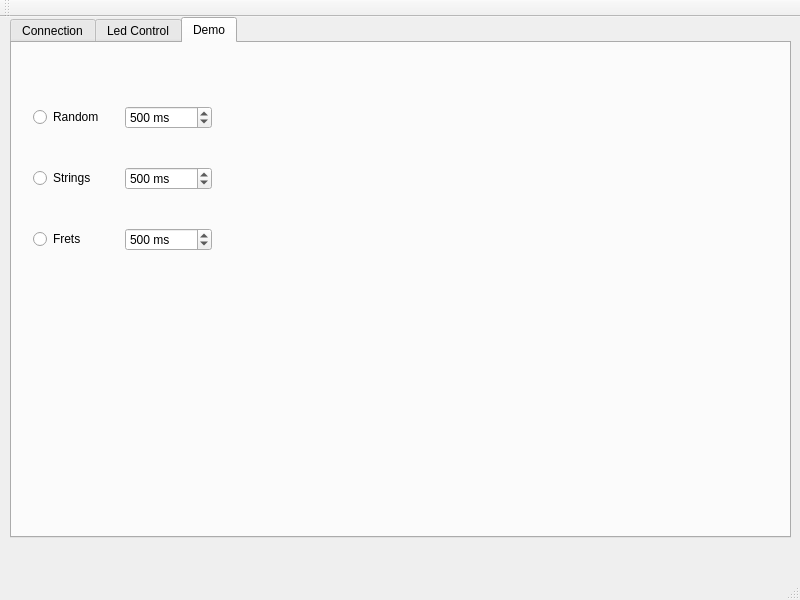
dmchel/tvtools, file mainwindow.ui: the form before one commit.
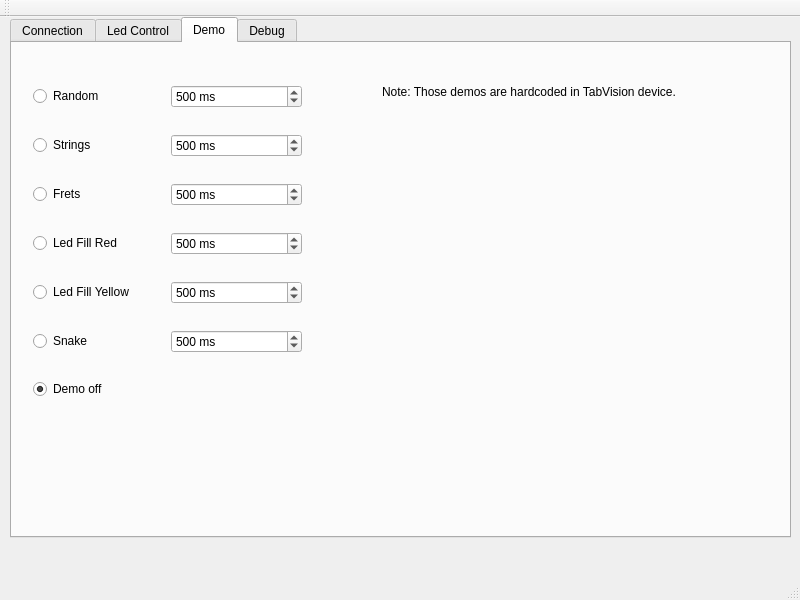
The form after the commit. The open tabs and pages were chosen to show the change.

```diff
--- a/mainwindow.ui
+++ b/mainwindow.ui
@@ -265,11 +265,14 @@
        <rect>
         <x>10</x>
         <y>20</y>
-        <width>201</width>
-        <height>231</height>
+        <width>291</width>
+        <height>361</height>
        </rect>
       </property>
       <layout class="QVBoxLayout" name="verticalLayout_3">
+       <property name="spacing">
+        <number>15</number>
+       </property>
        <item>
         <layout class="QHBoxLayout" name="horizontalLayout_5">
          <item>
@@ -351,7 +354,126 @@
          </item>
         </layout>
        </item>
+       <item>
+        <layout class="QHBoxLayout" name="horizontalLayout_9">
+         <item>
+          <widget class="QRadioButton" name="redFillRadioButton">
+           <property name="text">
+            <string>Led Fill Red</string>
+           </property>
+          </widget>
+         </item>
+         <item>
+          <widget class="QSpinBox" name="redFillSpinBox">
+           <property name="suffix">
+            <string> ms</string>
+           </property>
+           <property name="minimum">
+            <number>10</number>
+           </property>
+           <property name="maximum">
+            <number>100000</number>
+           </property>
+           <property name="value">
+            <number>500</number>
+           </property>
+          </widget>
+         </item>
+        </layout>
+       </item>
+       <item>
+        <layout class="QHBoxLayout" name="horizontalLayout_8">
+         <item>
+          <widget class="QRadioButton" name="yellowFillRadioButton">
+           <property name="text">
+            <string>Led Fill Yellow</string>
+           </property>
+          </widget>
+         </item>
+         <item>
+          <widget class="QSpinBox" name="yellowFillSpinBox">
+           <property name="suffix">
+            <string> ms</string>
+           </property>
+           <property name="minimum">
+            <number>10</number>
+           </property>
+           <property name="maximum">
+            <number>100000</number>
+           </property>
+           <property name="value">
+            <number>500</number>
+           </property>
+          </widget>
+         </item>
+        </layout>
+       </item>
+       <item>
+        <layout class="QHBoxLayout" name="horizontalLayout_10">
+         <item>
+          <widget class="QRadioButton" name="snakeRadioButton">
+           <property name="text">
+            <string>Snake</string>
+           </property>
+          </widget>
+         </item>
+         <item>
+          <widget class="QSpinBox" name="snakeSpinBox">
+           <property name="suffix">
+            <string> ms</string>
+           </property>
+           <property name="minimum">
+            <number>10</number>
+           </property>
+           <property name="maximum">
+            <number>100000</number>
+           </property>
+           <property name="value">
+            <number>500</number>
+           </property>
+          </widget>
+         </item>
+        </layout>
+       </item>
+       <item>
+        <widget class="QRadioButton" name="demoOffRadioButton">
+         <property name="text">
+          <string>Demo off</string>
+         </property>
+         <property name="checked">
+          <bool>true</bool>
+         </property>
+        </widget>
+       </item>
       </layout>
+     </widget>
+     <widget class="QLabel" name="label">
+      <property name="geometry">
+       <rect>
+        <x>370</x>
+        <y>40</y>
+        <width>381</width>
+        <height>17</height>
+       </rect>
+      </property>
+      <property name="text">
+       <string>Note: Those demos are hardcoded in TabVision device.</string>
+      </property>
+     </widget>
+    </widget>
+    <widget class="QWidget" name="tab">
+     <attribute name="title">
+      <string>Debug</string>
+     </attribute>
+     <widget class="QPlainTextEdit" name="plainTextEdit">
+      <property name="geometry">
+       <rect>
+        <x>10</x>
+        <y>20</y>
+        <width>751</width>
+        <height>451</height>
+       </rect>
+      </property>
      </widget>
     </widget>
    </widget>
```
Left out of the diff: 36 changed lines with no effect on the pictures.
